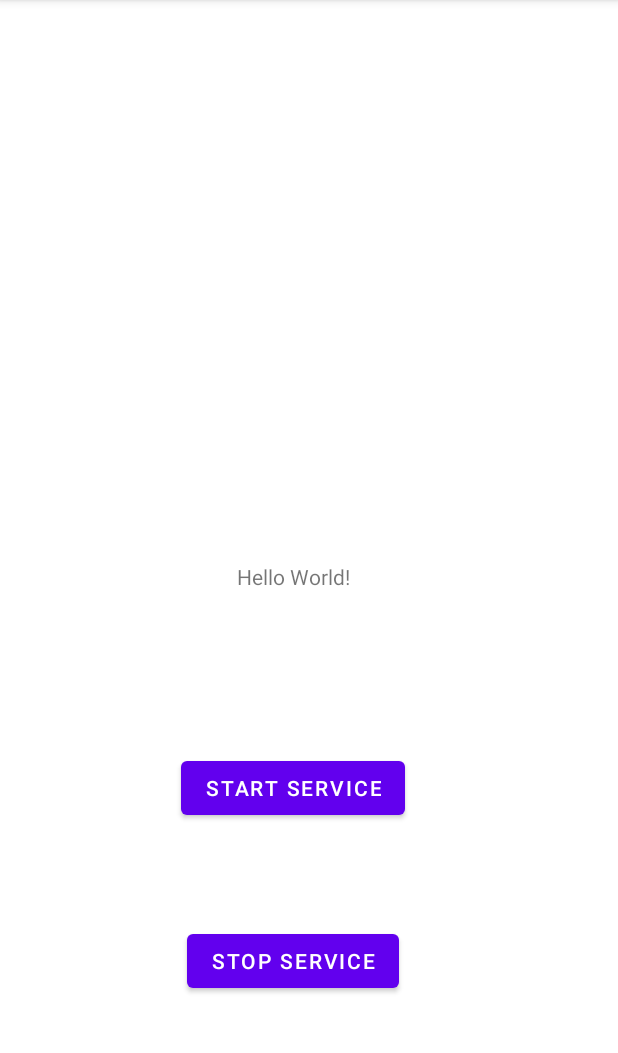
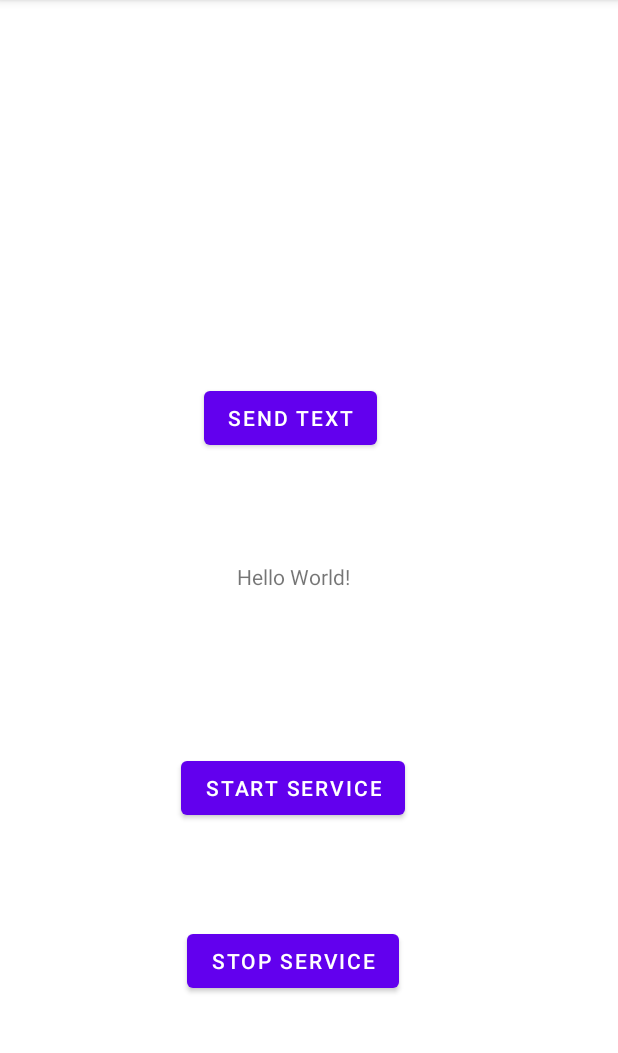
Before and after one commit to martinvanzijl/ping-android-app, an Android app: the screen it shows after launch (MainActivity), on a phone screen of 412 x 824 dp, the part 84-1137 px from its top. Run offline under Robolectric (Android 15) with nearby library versions, the phone set to English and light mode, and no system bars.

Commit message:
Add button to send message (WIP).

```diff
--- a/app/src/main/AndroidManifest.xml
+++ b/app/src/main/AndroidManifest.xml
@@ -3,6 +3,7 @@
     package="com.example.myfirstapp">
 
     <uses-permission android:name="android.permission.FOREGROUND_SERVICE"/>
+    <uses-permission android:name="android.permission.SEND_SMS"/>
 
     <application
         android:allowBackup="true"
--- a/app/src/main/res/layout/activity_main.xml
+++ b/app/src/main/res/layout/activity_main.xml
@@ -38,4 +38,15 @@
         app:layout_constraintBottom_toBottomOf="parent"
         app:layout_constraintEnd_toEndOf="parent" />
 
+    <Button
+        android:id="@+id/buttonSendText"
+        android:layout_width="wrap_content"
+        android:layout_height="wrap_content"
+        android:layout_marginStart="136dp"
+        android:layout_marginBottom="72dp"
+        android:onClick="onButtonSendTextClick"
+        android:text="@string/send_text_label"
+        app:layout_constraintBottom_toTopOf="@+id/textView"
+        app:layout_constraintStart_toStartOf="parent" />
+
 </androidx.constraintlayout.widget.ConstraintLayout>
--- a/app/src/main/res/values/strings.xml
+++ b/app/src/main/res/values/strings.xml
@@ -2,4 +2,5 @@
     <string name="app_name">My First App</string>
     <string name="start_service_label">Start Service</string>
     <string name="stop_service_label">Stop Service</string>
+    <string name="send_text_label">Send Text</string>
 </resources>
```
Also changed, not shown: app/src/main/java/com/example/myfirstapp/MainActivity.java (+15 -0 lines).
